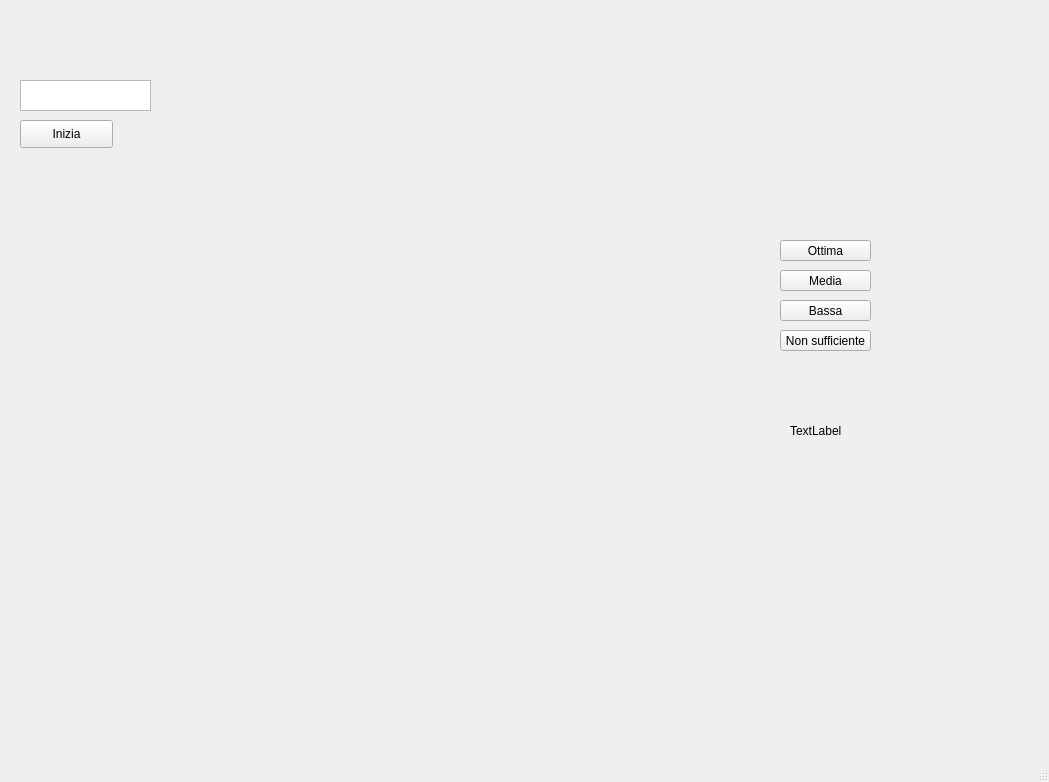
First picture: the form in ui/test_qt.ui, repository matteoferrante/qt_test_image, before the edit.
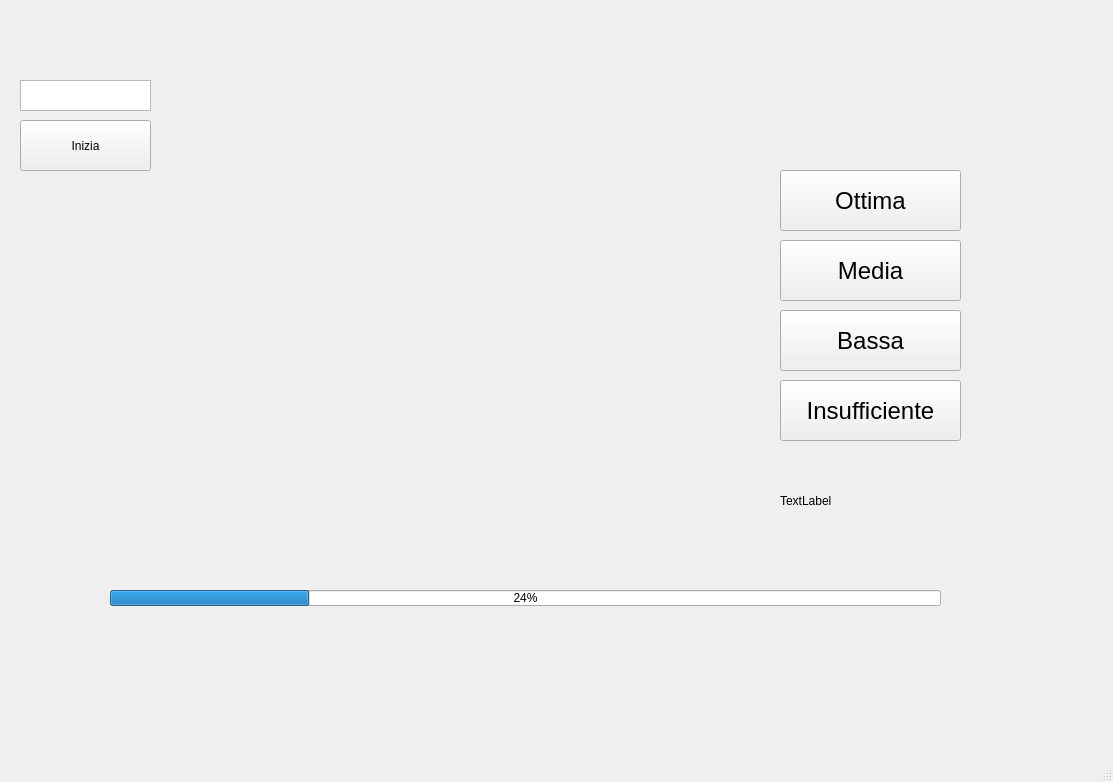
Second picture: the form after the edit.

The edit to the form file:
```diff
--- a/ui/test_qt.ui
+++ b/ui/test_qt.ui
@@ -6,7 +6,7 @@
    <rect>
     <x>0</x>
     <y>0</y>
-    <width>1049</width>
+    <width>1113</width>
     <height>782</height>
    </rect>
   </property>
@@ -28,11 +28,16 @@
     <property name="geometry">
      <rect>
       <x>780</x>
-      <y>240</y>
-      <width>91</width>
-      <height>21</height>
+      <y>170</y>
+      <width>181</width>
+      <height>61</height>
      </rect>
     </property>
+    <property name="font">
+     <font>
+      <pointsize>18</pointsize>
+     </font>
+    </property>
     <property name="text">
      <string>Ottima</string>
     </property>
@@ -41,11 +46,16 @@
     <property name="geometry">
      <rect>
       <x>780</x>
-      <y>270</y>
-      <width>91</width>
-      <height>21</height>
+      <y>240</y>
+      <width>181</width>
+      <height>61</height>
      </rect>
     </property>
+    <property name="font">
+     <font>
+      <pointsize>18</pointsize>
+     </font>
+    </property>
     <property name="text">
      <string>Media</string>
     </property>
@@ -54,11 +64,16 @@
     <property name="geometry">
      <rect>
       <x>780</x>
-      <y>300</y>
-      <width>91</width>
-      <height>21</height>
+      <y>310</y>
+      <width>181</width>
+      <height>61</height>
      </rect>
     </property>
+    <property name="font">
+     <font>
+      <pointsize>18</pointsize>
+     </font>
+    </property>
     <property name="text">
      <string>Bassa</string>
     </property>
@@ -67,20 +82,25 @@
     <property name="geometry">
      <rect>
       <x>780</x>
-      <y>330</y>
-      <width>91</width>
-      <height>21</height>
+      <y>380</y>
+      <width>181</width>
+      <height>61</height>
      </rect>
     </property>
+    <property name="font">
+     <font>
+      <pointsize>18</pointsize>
+     </font>
+    </property>
     <property name="text">
-     <string>Non sufficiente</string>
+     <string>Insufficiente</string>
     </property>
    </widget>
    <widget class="QLabel" name="infoLabel">
     <property name="geometry">
      <rect>
-      <x>790</x>
-      <y>390</y>
+      <x>780</x>
+      <y>460</y>
       <width>131</width>
       <height>81</height>
      </rect>
@@ -94,14 +114,27 @@
      <rect>
       <x>20</x>
       <y>120</y>
-      <width>93</width>
-      <height>28</height>
+      <width>131</width>
+      <height>51</height>
      </rect>
     </property>
     <property name="text">
      <string>Inizia</string>
     </property>
    </widget>
+   <widget class="QProgressBar" name="progressBar">
+    <property name="geometry">
+     <rect>
+      <x>110</x>
+      <y>590</y>
+      <width>831</width>
+      <height>16</height>
+     </rect>
+    </property>
+    <property name="value">
+     <number>24</number>
+    </property>
+   </widget>
   </widget>
   <widget class="QMenuBar" name="menubar">
    <property name="geometry">
```
Left out of the diff: 2 changed lines with no effect on the pictures.
